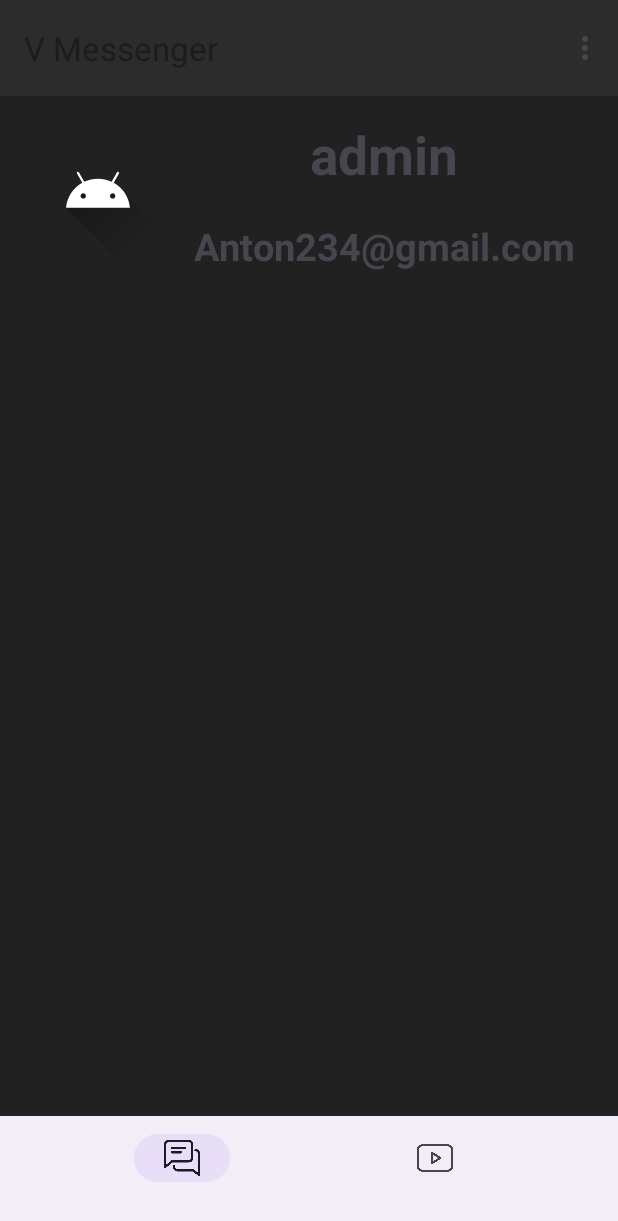
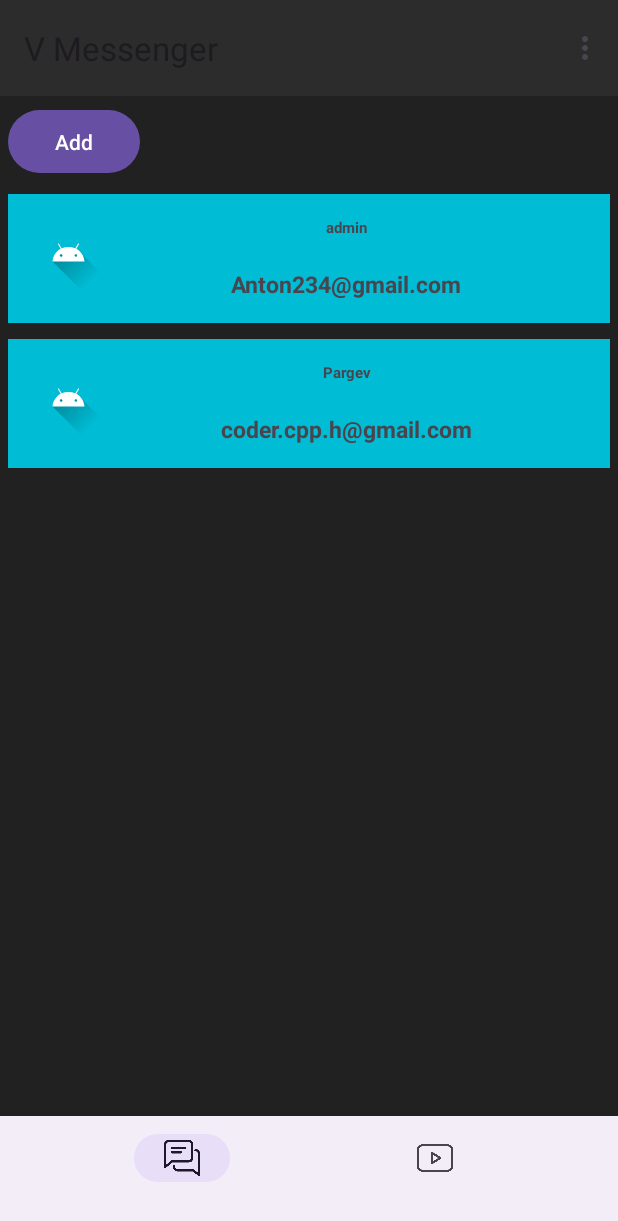
Before and after one commit to CoderCppH/ResetApiServerKMEPT, an Android app: the FrindaListFragment screen opened directly, with no data from a screen before it, in the options menu, after a tap on "Params 1", on a phone screen of 412 x 824 dp. Shown: the top 1221 px of the screen. Run offline under Robolectric (Android 15) with nearby library versions, the phone set to English and light mode, and no system bars; our stand-ins replace navigation-ui.

Commit message:
add fun 'AddItem' for all Adapter for recycleView

```diff
--- a/app_mobile_client/app/src/main/java/com/example/myapplication/UI/FrindaListFragment/FrindaListFragment.java
+++ b/app_mobile_client/app/src/main/java/com/example/myapplication/UI/FrindaListFragment/FrindaListFragment.java
@@ -9,6 +9,7 @@
 import android.view.LayoutInflater;
 import android.view.View;
 import android.view.ViewGroup;
+import android.widget.Button;
 
 import com.example.myapplication.LIST_USER.UserAdapter;
 import com.example.myapplication.LIST_USER.p_user_item;
@@ -30,9 +31,20 @@
         recyclerView.setLayoutManager(new LinearLayoutManager(getContext()));
         adapter = new UserAdapter(inflater, getData());
         recyclerView.setAdapter(adapter);
+        Init(view);
         return view;
     }
 
+    private void Init(View view) {
+        Button btn = view.findViewById(R.id.btn_add_friend);
+        btn.setOnClickListener(new View.OnClickListener() {
+            @Override
+            public void onClick(View v) {
+                p_user_item item = new p_user_item(R.drawable.ic_launcher_foreground, "Pargev", "coder.cpp.h@gmail.com");
+                adapter.AddItem(item);
+            }
+        });
+    }
     private List<p_user_item> getData() {
         ArrayList<p_user_item> list = new ArrayList<p_user_item>();
         p_user_item item = new p_user_item(R.drawable.ic_launcher_foreground, "admin", "Anton234@gmail.com");
--- a/app_mobile_client/app/src/main/res/layout/fragment_frinda_list.xml
+++ b/app_mobile_client/app/src/main/res/layout/fragment_frinda_list.xml
@@ -9,7 +9,19 @@
         android:layout_width="match_parent"
         android:layout_height="match_parent"
         android:orientation="vertical">
+        <LinearLayout
+            android:orientation="vertical"
+            android:layout_width="match_parent"
+            android:layout_height="60dp">
+                <Button
+                    android:id="@+id/btn_add_friend"
+                    android:text="Add"
+                    android:layout_margin="5dp"
+                    android:layout_width="wrap_content"
+                    android:layout_height="50dp">
 
+                </Button>
+        </LinearLayout>
         <androidx.recyclerview.widget.RecyclerView
             android:id="@+id/recycler_view"
             android:layout_width="match_parent"
--- a/app_mobile_client/app/src/main/res/layout/my_custom_item_list_user.xml
+++ b/app_mobile_client/app/src/main/res/layout/my_custom_item_list_user.xml
@@ -1,6 +1,8 @@
 <?xml version="1.0" encoding="utf-8"?>
 <RelativeLayout xmlns:android="http://schemas.android.com/apk/res/android"
     android:padding="15dp"
+    android:background="#00BCD4"
+    android:layout_margin="5dp"
     android:layout_width="match_parent"
     android:layout_height="wrap_content"
     android:orientation="vertical">
@@ -15,13 +17,13 @@
         android:paddingBottom="10dp"
         android:text="fullname"
         android:textAlignment="center"
-        android:textSize="35dp"
+        android:textSize="10dp"
         android:textStyle="bold" />
 
     <ImageView
         android:id="@+id/id_const_item_user_list_image_profile"
-        android:layout_width="100dp"
-        android:layout_height="100dp" />
+        android:layout_width="50dp"
+        android:layout_height="50dp" />
 
     <TextView
         android:id="@+id/id_const_item_user_list_email"
@@ -33,7 +35,7 @@
         android:paddingTop="10dp"
         android:text="email"
         android:textAlignment="center"
-        android:textSize="25dp"
+        android:textSize="15dp"
         android:textStyle="bold" />
 
 </RelativeLayout>
```
